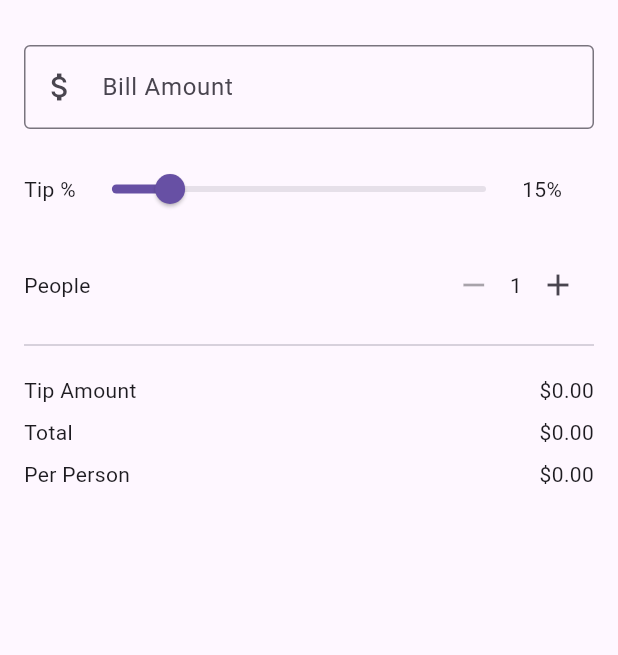
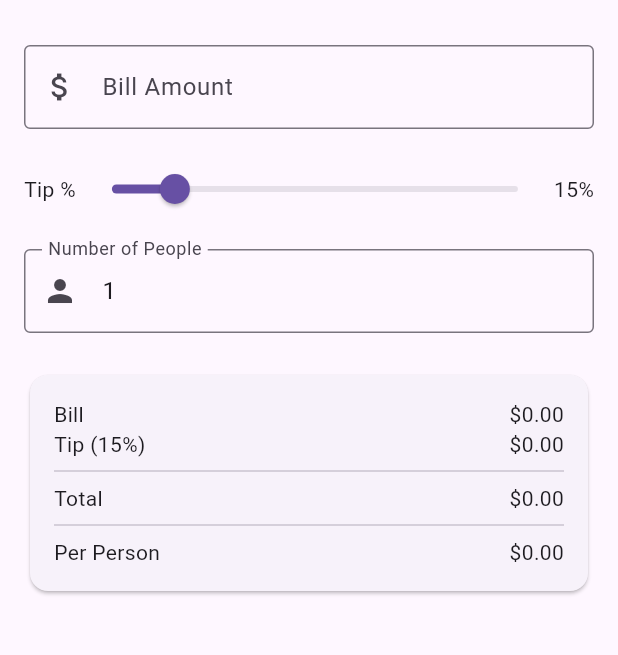
Before and after one commit to Elvis567890/Better, a Flutter app: the screen it shows after launch, on a phone screen of 412 x 824 dp, the part 63-718 px from its top. Run offline on Flutter 3.47's test engine with Material 3 defaults, Android fonts, the light colour scheme and no system bars.

Commit message:
boat: write tip/lib/main.dart

```diff
--- a/apps/tip/lib/main.dart
+++ b/apps/tip/lib/main.dart
@@ -26,19 +26,22 @@ class TipCalculatorPage extends StatefulWidget {
 
 class _TipCalculatorPageState extends State<TipCalculatorPage> {
   final TextEditingController _billController = TextEditingController();
-  double _tipPercent = 15;
-  int _people = 1;
-
-  double get _bill => double.tryParse(_billController.text) ?? 0.0;
-  double get _tipAmount => _bill * _tipPercent / 100;
-  double get _total => _bill + _tipAmount;
-  double get _perPerson => _people > 0 ? _total / _people : 0.0;
+  final TextEditingController _peopleController = TextEditingController(text: '1');
+  double _tipPercent = 15.0;
 
   @override
   void dispose() {
     _billController.dispose();
+    _peopleController.dispose();
     super.dispose();
   }
+
+  double get _bill => double.tryParse(_billController.text) ?? 0.0;
+  int get _people => int.tryParse(_peopleController.text) ?? 1;
+
+  double get _tipAmount => _bill * _tipPercent / 100.0;
+  double get _total => _bill + _tipAmount;
+  double get _perPerson => _people > 0 ? _total / _people : 0.0;
 
   @override
   Widget build(BuildContext context) {
@@ -78,29 +81,36 @@ class _TipCalculatorPageState extends State<TipCalculatorPage> {
                     },
                   ),
                 ),
-                SizedBox(width: 48, child: Text('${_tipPercent.round()}%')),
+                Text('${_tipPercent.round()}%'),
               ],
             ),
             const SizedBox(height: 16),
-            Row(
-              children: [
-                const Text('People'),
-                const Spacer(),
-                IconButton(
-                  icon: const Icon(Icons.remove),
-                  onPressed: _people > 1 ? () => setState(() => _people--) : null,
+            TextField(
+              controller: _peopleController,
+              keyboardType: TextInputType.number,
+              decoration: const InputDecoration(
+                labelText: 'Number of People',
+                prefixIcon: Icon(Icons.person),
+                border: OutlineInputBorder(),
+              ),
+              onChanged: (_) => setState(() {}),
+            ),
+            const SizedBox(height: 24),
+            Card(
+              child: Padding(
+                padding: const EdgeInsets.all(16.0),
+                child: Column(
+                  children: [
+                    _buildResultRow('Bill', _bill),
+                    _buildResultRow('Tip (${_tipPercent.round()}%)', _tipAmount),
+                    const Divider(),
+                    _buildResultRow('Total', _total),
+                    const Divider(),
+                    _buildResultRow('Per Person', _perPerson),
+                  ],
                 ),
-                Text('$_people'),
-                IconButton(
-                  icon: const Icon(Icons.add),
-                  onPressed: () => setState(() => _people++),
-                ),
-              ],
+              ),
             ),
-            const Divider(height: 32),
-            _buildResultRow('Tip Amount', _tipAmount),
-            _buildResultRow('Total', _total),
-            _buildResultRow('Per Person', _perPerson),
           ],
         ),
       ),
@@ -108,15 +118,12 @@ class _TipCalculatorPageState extends State<TipCalculatorPage> {
   }
 
   Widget _buildResultRow(String label, double value) {
-    return Padding(
-      padding: const EdgeInsets.symmetric(vertical: 4.0),
-      child: Row(
-        children: [
-          Text(label),
-          const Spacer(),
-          Text('\$${value.toStringAsFixed(2)}'),
-        ],
-      ),
+    return Row(
+      mainAxisAlignment: MainAxisAlignment.spaceBetween,
+      children: [
+        Text(label),
+        Text('\$${value.toStringAsFixed(2)}'),
+      ],
     );
   }
 }
```
